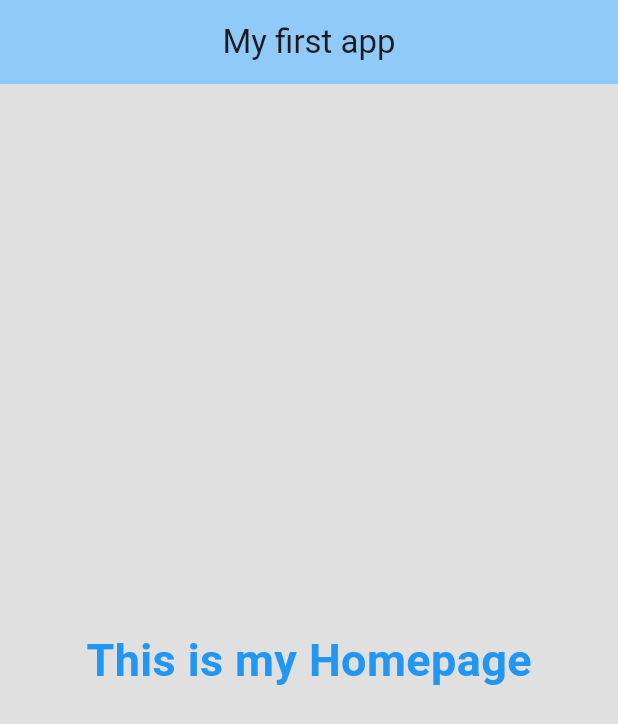
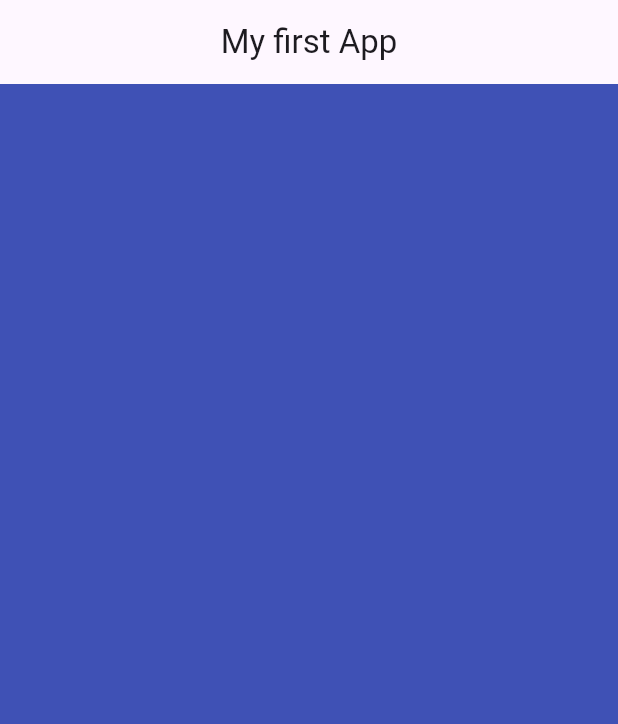
Before and after one commit to Vlad-Efremovv/helloflutter, a Flutter app: the screen it shows after launch, on a phone screen of 412 x 824 dp. Shown: the top 724 px of the screen. Run offline on Flutter 3.47's test engine with Material 3 defaults, Android fonts, the phone set to English and light mode, and no system bars.

Commit message:
чтото сделал

```diff
--- a/lib/main.dart
+++ b/lib/main.dart
@@ -1,23 +1,20 @@
 import 'package:flutter/material.dart';
 
 void main() {
-  runApp(
-    MaterialApp(
+  runApp(MyfirstApp());
+}
+
+class MyfirstApp extends StatelessWidget {
+  @override
+  Widget build(BuildContext context) {
+    return MaterialApp(
       home: Scaffold(
-        backgroundColor: Colors.grey.shade300,
+        backgroundColor: Colors.indigo,
         appBar: AppBar(
-          title: const Text("My first app"),
+          title: Text("My first App"),
           centerTitle: true,
-          backgroundColor: Colors.blue.shade200,
-        ),
-        body: const Center(
-          child: Text(
-            "This is my Homepage",
-            style: TextStyle(
-                fontSize: 30, fontWeight: FontWeight.bold, color: Colors.blue),
-          ),
         ),
       ),
-    ),
-  );
+    );
+  }
 }
```
